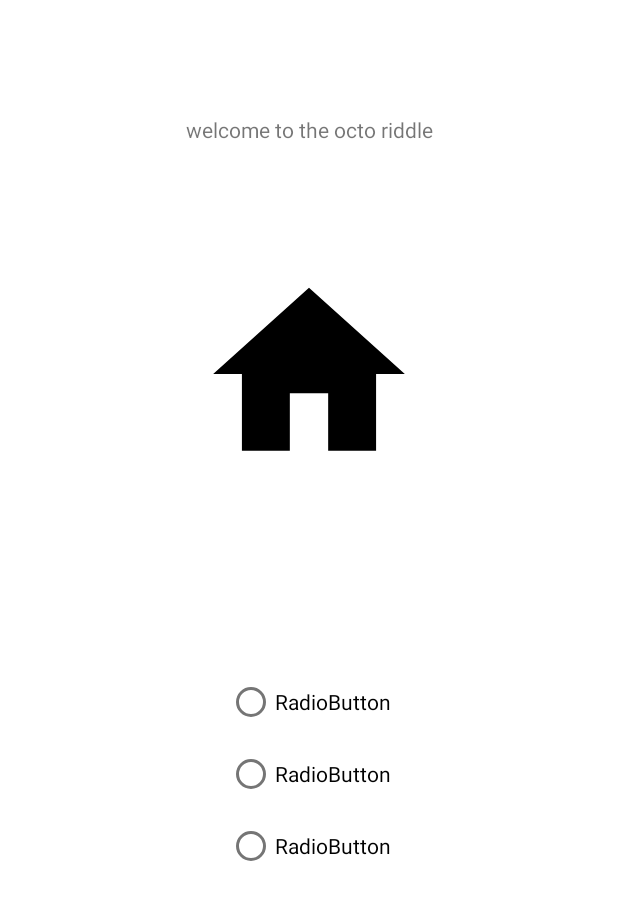
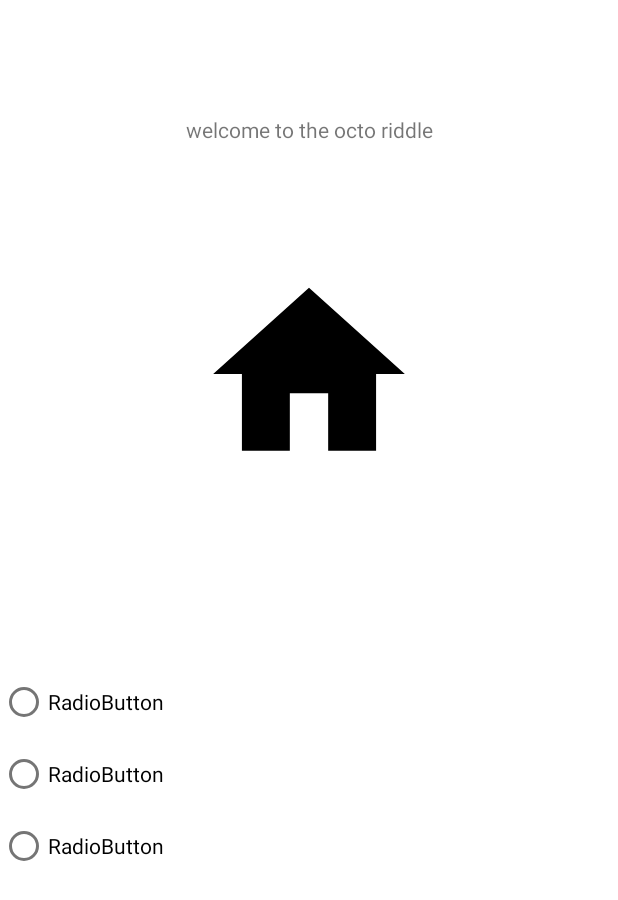
Before and after one commit to louaybadri/riddle-octo-guacamole, an Android app: the layout fragment_dashboard.xml on its own in the app's theme, with its tools: preview values and no code run, on a phone screen of 412 x 824 dp. Shown: the top 900 px of the screen. Run offline under Robolectric (Android 15) with nearby library versions, the phone set to English and light mode, and no system bars.

```diff
--- a/app/src/main/java/com/example/projet/ui/riddle/RiddleViewModel.kt
+++ b/app/src/main/java/com/example/projet/ui/riddle/RiddleViewModel.kt
@@ -41,9 +41,8 @@ class RiddleViewModel : ViewModel() {
 
 
     fun setNextRiddle() {
-        // Logic to get three random plants and set the current riddle
         val plantOptions = allPlants.shuffled().take(3)
-        val correctAnswer = plantOptions.random() // Randomly select the correct answer
+        val correctAnswer = plantOptions.random()
 
         _currentRiddle.value = Riddle(correctAnswer, plantOptions)
     }
--- a/app/src/main/res/layout/fragment_dashboard.xml
+++ b/app/src/main/res/layout/fragment_dashboard.xml
@@ -42,7 +42,7 @@
 
     <Button
         android:id="@+id/button"
-        android:layout_width="wrap_content"
+        android:layout_width="0dp"
         android:layout_height="wrap_content"
         android:layout_marginTop="-40dp"
         android:text="Next"
@@ -54,7 +54,7 @@
 
     <RadioGroup
         android:id="@+id/radioGroup"
-        android:layout_width="wrap_content"
+        android:layout_width="0dp"
         android:layout_height="wrap_content"
         android:layout_marginTop="-32dp"
         app:layout_constraintBottom_toBottomOf="@id/button"
```
Also changed, not shown: app/src/main/java/com/example/projet/ui/riddle/RiddleFragment.kt (+50 -25 lines).
